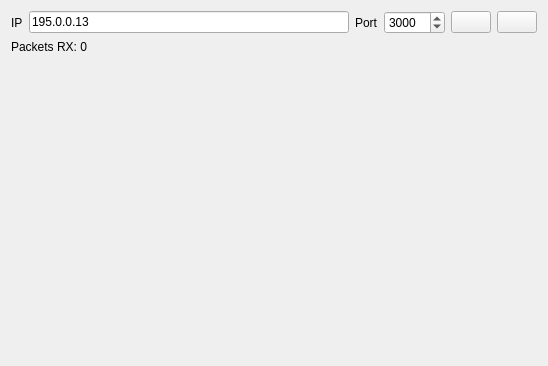
Old version of the form Linux/RControlStation/rtrange.ui in the repository vedderb/rise_sdvp.
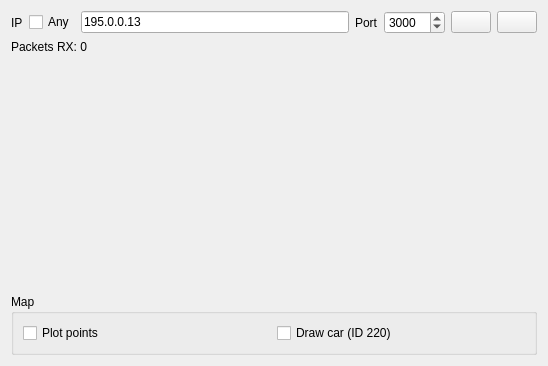
New version of the form. Icons and pictures are not drawn.

Patch:
```diff
--- a/Linux/RControlStation/rtrange.ui
+++ b/Linux/RControlStation/rtrange.ui
@@ -23,6 +23,13 @@
        </property>
       </widget>
      </item>
+     <item>
+      <widget class="QCheckBox" name="ipAnyBox">
+       <property name="text">
+        <string>Any</string>
+       </property>
+      </widget>
+     </item>
      <item>
       <widget class="QLineEdit" name="ipEdit">
        <property name="text">
@@ -104,6 +111,29 @@
      </property>
     </spacer>
    </item>
+   <item>
+    <widget class="QGroupBox" name="groupBox">
+     <property name="title">
+      <string>Map</string>
+     </property>
+     <layout class="QHBoxLayout" name="horizontalLayout_2">
+      <item>
+       <widget class="QCheckBox" name="mapPlotPointsBox">
+        <property name="text">
+         <string>Plot points</string>
+        </property>
+       </widget>
+      </item>
+      <item>
+       <widget class="QCheckBox" name="mapDrawCarBox">
+        <property name="text">
+         <string>Draw car (ID 220)</string>
+        </property>
+       </widget>
+      </item>
+     </layout>
+    </widget>
+   </item>
   </layout>
  </widget>
  <resources>
```
Left out of the diff: 9 changed lines with no effect on the pictures.
